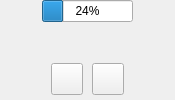
This is AppsSrc/CommonSrc/Forms/AssetFaceWidget.ui in brettrjones-github/nolimitconnect as Qt 5 draws it before an edit. The edited form follows.
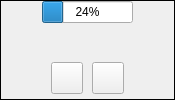
This is the edited form. Custom widgets are drawn as their Qt base class.

Commit message: Improve Asset Widgets.. AssetTextWidget now has a copy to clipboard button

```diff
--- a/AppsSrc/CommonSrc/Forms/AssetFaceWidget.ui
+++ b/AppsSrc/CommonSrc/Forms/AssetFaceWidget.ui
@@ -53,10 +53,10 @@
    <item row="0" column="0">
     <widget class="QFrame" name="m_MainFrame">
      <property name="frameShape">
-      <enum>QFrame::NoFrame</enum>
+      <enum>QFrame::Box</enum>
      </property>
      <property name="frameShadow">
-      <enum>QFrame::Raised</enum>
+      <enum>QFrame::Plain</enum>
      </property>
      <layout class="QHBoxLayout" name="horizontalLayout_3">
       <property name="spacing">
```
The commit also changes 6 other files.
